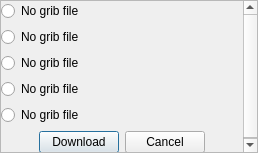
Before: the Qt Designer form src/Ui/DialogVLMGrib_pc.ui in nohal/qtVlm, drawn with Qt 5.
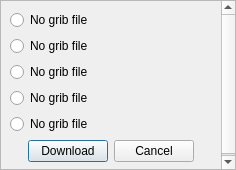
After: the same form once the commit is applied.

Commit message: some tuning in size for dialogvlmgrib + adding closeEvent

```diff
--- a/src/Ui/DialogVLMGrib_pc.ui
+++ b/src/Ui/DialogVLMGrib_pc.ui
@@ -6,14 +6,14 @@
    <rect>
     <x>0</x>
     <y>0</y>
-    <width>258</width>
-    <height>153</height>
+    <width>236</width>
+    <height>170</height>
    </rect>
   </property>
   <property name="windowTitle">
    <string>VLM grib download</string>
   </property>
-  <layout class="QVBoxLayout" name="verticalLayout_2">
+  <layout class="QHBoxLayout" name="horizontalLayout_2">
    <property name="leftMargin">
     <number>0</number>
    </property>
@@ -36,23 +36,11 @@
        <rect>
         <x>0</x>
         <y>0</y>
-        <width>256</width>
-        <height>151</height>
+        <width>234</width>
+        <height>168</height>
        </rect>
       </property>
       <layout class="QVBoxLayout" name="verticalLayout">
-       <property name="leftMargin">
-        <number>0</number>
-       </property>
-       <property name="topMargin">
-        <number>0</number>
-       </property>
-       <property name="rightMargin">
-        <number>0</number>
-       </property>
-       <property name="bottomMargin">
-        <number>0</number>
-       </property>
        <item>
         <widget class="QRadioButton" name="radio1">
          <property name="text">
@@ -132,6 +120,19 @@
          </item>
         </layout>
        </item>
+       <item>
+        <spacer name="verticalSpacer">
+         <property name="orientation">
+          <enum>Qt::Vertical</enum>
+         </property>
+         <property name="sizeHint" stdset="0">
+          <size>
+           <width>20</width>
+           <height>40</height>
+          </size>
+         </property>
+        </spacer>
+       </item>
       </layout>
      </widget>
     </widget>
```
The commit also changes 2 other files.
